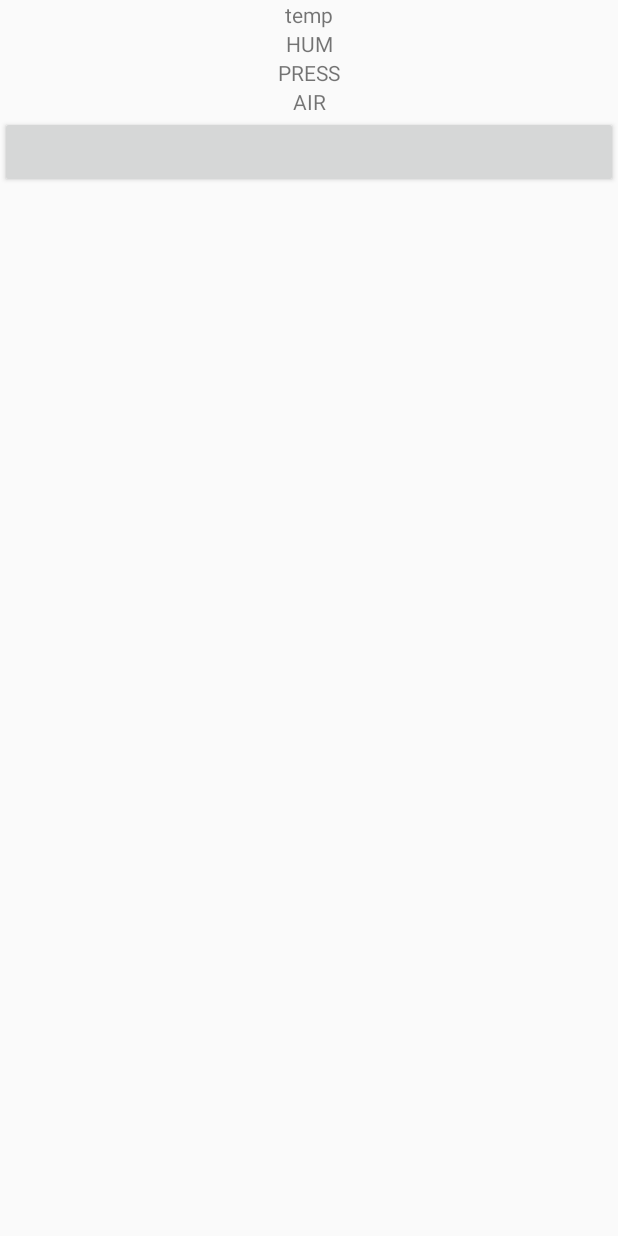
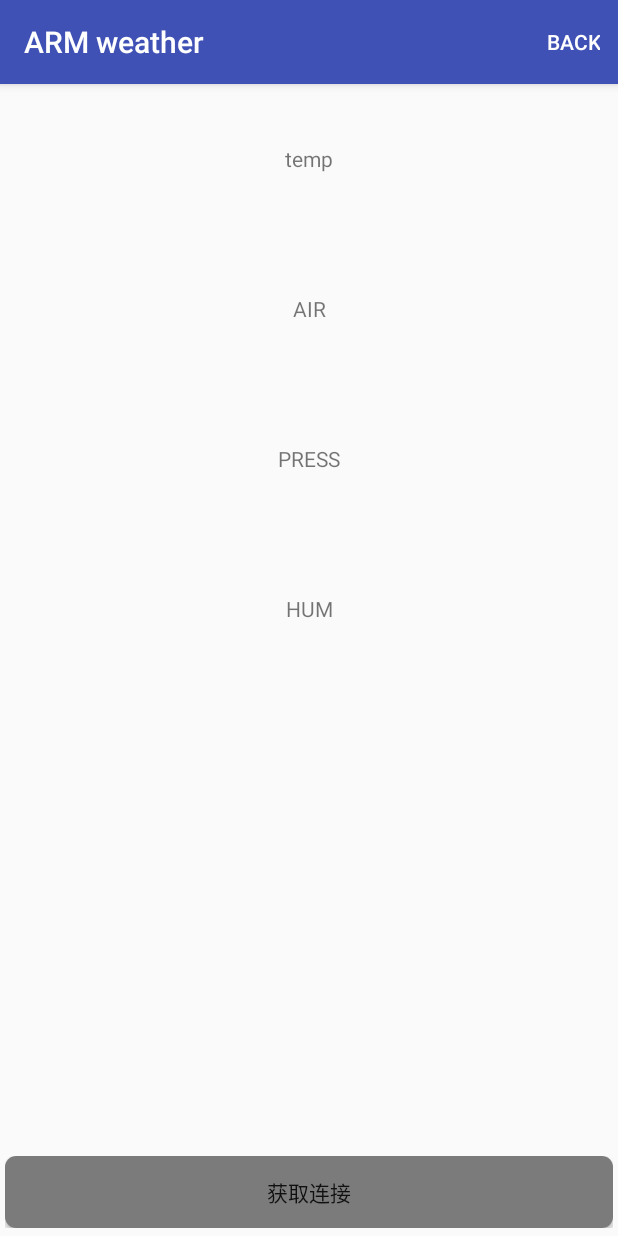
Before and after one commit to zht255/ARMweather, an Android app: the WeatherActivity screen opened directly, with no data from a screen before it, on a phone screen of 412 x 824 dp. Run offline under Robolectric (Android 15) with nearby library versions, the phone set to English and light mode, and no system bars; 1 statement that could not run was skipped.

Commit message:
2017-06-25-2,增加了获取蓝牙连接页面的基本布局，ListView中相应的Name+Address传递成功

```diff
--- a/app/src/main/java/com/example/vvv/armweather/MainActivity.java
+++ b/app/src/main/java/com/example/vvv/armweather/MainActivity.java
@@ -278,4 +278,4 @@ public class MainActivity extends AppCompatActivity {
             }
 
 
-        }
+}
--- a/app/src/main/java/com/example/vvv/armweather/WeatherActivity.java
+++ b/app/src/main/java/com/example/vvv/armweather/WeatherActivity.java
@@ -4,13 +4,15 @@ import android.app.Activity;
 import android.content.Intent;
 import android.os.Bundle;
 import android.support.v7.app.AlertDialog;
+import android.support.v7.app.AppCompatActivity;
 import android.view.Menu;
+import android.view.MenuItem;
 
 /**
  * Created by vvv on 2017/6/24.
  */
 
-public class WeatherActivity extends Activity {
+public class WeatherActivity extends AppCompatActivity {
     @Override
     public void onCreate(Bundle savedInstanceState){
         super.onCreate(savedInstanceState);
@@ -30,4 +32,13 @@ public class WeatherActivity extends Activity {
         return true;
 
     }
+    @Override
+    public boolean onOptionsItemSelected(MenuItem item) {
+        int id = item.getItemId();
+        switch (id){
+            case R.id.Back:
+                finish();
+        }
+        return super.onOptionsItemSelected(item);
+    }
 }
--- /dev/null
+++ b/app/src/main/res/drawable/shape.xml
@@ -0,0 +1,6 @@
+<?xml version="1.0" encoding="utf-8"?>
+<shape xmlns:android="http://schemas.android.com/apk/res/android"
+    android:shape="rectangle">
+    <solid android:color="#7B7B7B"/>
+    <corners android:radius="7dip"/>
+</shape>
--- a/app/src/main/res/layout/ble.xml
+++ b/app/src/main/res/layout/ble.xml
@@ -1,33 +1,46 @@
 <?xml version="1.0" encoding="utf-8"?>
-<LinearLayout xmlns:android="http://schemas.android.com/apk/res/android"
+<RelativeLayout xmlns:android="http://schemas.android.com/apk/res/android"
     android:orientation="vertical" android:layout_width="match_parent"
     android:layout_height="match_parent">
     <TextView
         android:id="@+id/temp"
         android:layout_width="match_parent"
-        android:layout_height="wrap_content"
+        android:layout_height="100dp"
         android:text="temp"
-        android:gravity="center"/>
+        android:gravity="center" />
     <TextView
         android:id="@+id/hum"
         android:layout_width="match_parent"
-        android:layout_height="wrap_content"
+        android:layout_height="100dp"
         android:text="HUM"
-        android:gravity="center"/>
+        android:gravity="center"
+        android:layout_below="@+id/press" />
     <TextView
         android:id="@+id/press"
         android:layout_width="match_parent"
-        android:layout_height="wrap_content"
+        android:layout_height="100dp"
         android:text="PRESS"
-        android:gravity="center"/>
+        android:gravity="center"
+        android:layout_below="@+id/air" />
     <TextView
         android:id="@+id/air"
         android:layout_width="match_parent"
+        android:layout_height="100dp"
+        android:text="AIR"
+        android:gravity="center"
+        android:layout_below="@+id/temp" />
+    <RelativeLayout
+        android:layout_width="match_parent"
         android:layout_height="wrap_content"
-        android:text="AIR"
-        android:gravity="center"/>
-    <Button
-        android:layout_width="match_parent"
-        android:layout_height="wrap_content" />
+        android:layout_alignParentBottom="true"
+        android:paddingBottom="5dp"
+        android:paddingLeft="3dp"
+        android:paddingRight="3dp">
+        <Button
+            android:layout_width="match_parent"
+            android:layout_height="wrap_content"
+            android:text="获取连接"
+            android:background="@drawable/shape" />
+        </RelativeLayout>
 
-</LinearLayout>
+</RelativeLayout>
--- a/app/src/main/res/menu/weathermenu.xml
+++ b/app/src/main/res/menu/weathermenu.xml
@@ -3,11 +3,11 @@
     xmlns:app="http://schemas.android.com/apk/res-auto"
     android:name="@+id/androidMenu">
     <item
-        android:id="@+id/scan"
+        android:id="@+id/Back"
         android:orderInCategory="1"
         app:showAsAction="ifRoom|withText"
-        android:title="Scan" />
-    <item
+        android:title="Back" />
+    <!--<item
         android:id="@+id/about"
         android:title="关于"
         android:orderInCategory="100"
@@ -16,5 +16,5 @@
         android:id="@+id/date"
         android:title="日期"
         android:orderInCategory="101"
-        app:showAsAction="never|withText"/>
+        app:showAsAction="never|withText"/>-->
 </menu>
```
